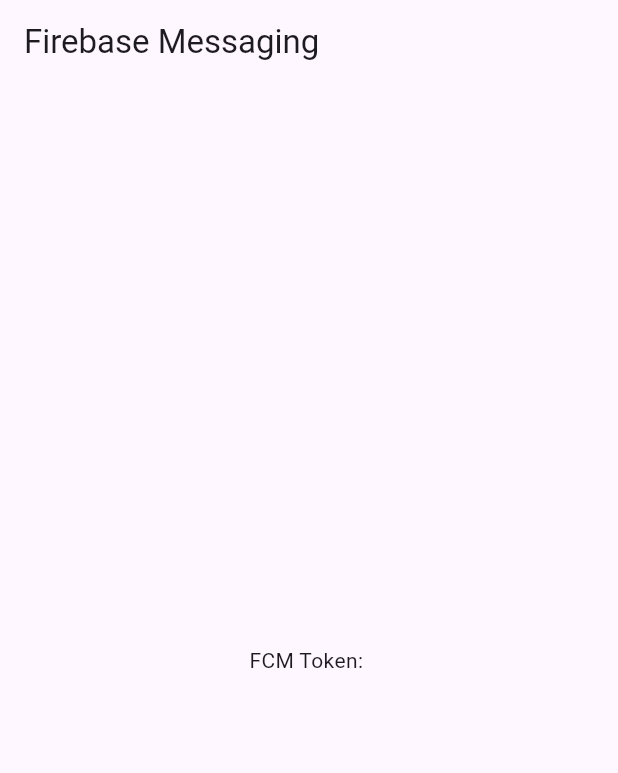
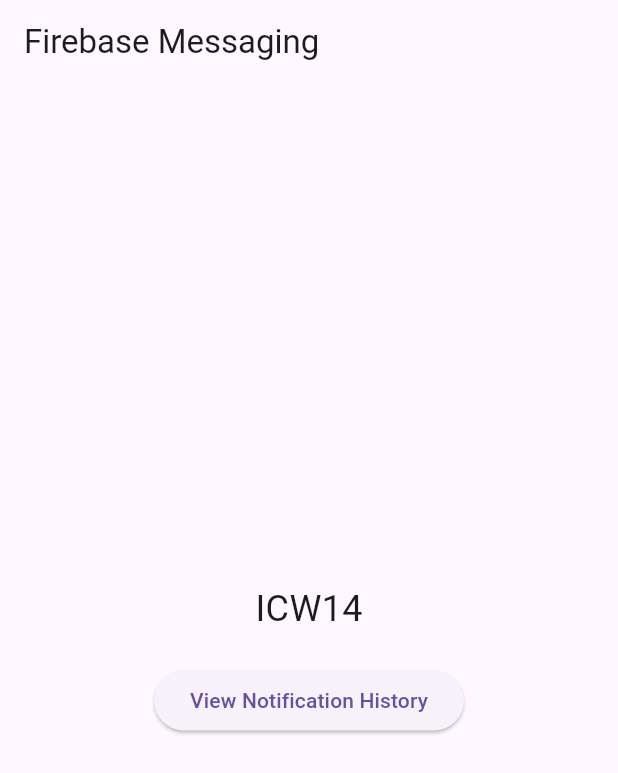
Before and after one commit to grawlings1/icw14, a Flutter app: the screen it shows after launch, on a phone screen of 412 x 824 dp. Shown: the top 773 px of the screen. Run offline on Flutter 3.47's test engine with Material 3 defaults, Android fonts, the phone set to English and light mode, and no system bars; our stand-ins replace firebase_core, firebase_messaging; accounts and stored records are empty; generated files the repository leaves out were written again.

Commit message:
notifictaion history

```diff
--- a/lib/main.dart
+++ b/lib/main.dart
@@ -1,6 +1,7 @@
 import 'package:firebase_core/firebase_core.dart';
 import 'package:firebase_messaging/firebase_messaging.dart';
 import 'package:flutter/material.dart';
+import 'package:flutter/services.dart';
 import 'firebase_options.dart';
 
 Future<void> _messageHandler(RemoteMessage message) async {
@@ -19,6 +20,9 @@
   Widget build(BuildContext context) {
     return MaterialApp(
       title: 'Firebase Messaging',
+      routes: {
+        '/detail': (context) => DetailPage(),
+      },
       home: MyHomePage(),
     );
   }
@@ -31,6 +35,7 @@
 
 class _MyHomePageState extends State<MyHomePage> {
   String? _token = "";
+  List<Map<String, String>> _history = [];
 
   @override
   void initState() {
@@ -39,13 +44,25 @@
       setState(() {
         _token = value;
       });
-      print("FCM Token: $_token");
+      print(_token);
     });
     FirebaseMessaging.onMessage.listen((RemoteMessage message) {
+      String type = message.data['type'] ?? 'regular';
+      if (type == 'important') {
+        HapticFeedback.vibrate();
+      }
+      setState(() {
+        _history.add({
+          'title': message.notification?.title ?? "",
+          'body': message.notification?.body ?? ""
+        });
+      });
       showDialog(
         context: context,
         builder: (context) => AlertDialog(
-          title: Text(message.notification?.title ?? ""),
+          title: Text(type == 'important'
+              ? "Important Notification"
+              : message.notification?.title ?? ""),
           content: Text(message.notification?.body ?? ""),
           actions: [
             TextButton(
@@ -59,8 +76,20 @@
       );
     });
     FirebaseMessaging.onMessageOpenedApp.listen((RemoteMessage message) {
-      print("Message clicked!");
+      String? link = message.data['link'];
+      if (link != null) {
+        Navigator.pushNamed(context, '/detail', arguments: link);
+      }
     });
+  }
+
+  void _openHistory() {
+    Navigator.push(
+      context,
+      MaterialPageRoute(
+        builder: (context) => NotificationHistoryPage(history: _history),
+      ),
+    );
   }
 
   @override
@@ -69,7 +98,57 @@
       appBar: AppBar(
         title: Text('Firebase Messaging'),
       ),
-      body: Center(child: Text("FCM Token: $_token")),
+      body: Center(
+        child: Column(
+          mainAxisAlignment: MainAxisAlignment.center,
+          children: [
+            Text("ICW14", style: TextStyle(fontSize: 24)),
+            SizedBox(height: 20),
+            ElevatedButton(
+              onPressed: _openHistory,
+              child: Text("View Notification History"),
+            ),
+          ],
+        ),
+      ),
     );
   }
 }
+
+class NotificationHistoryPage extends StatelessWidget {
+  final List<Map<String, String>> history;
+  NotificationHistoryPage({required this.history});
+
+  @override
+  Widget build(BuildContext context) {
+    return Scaffold(
+      appBar: AppBar(
+        title: Text("Notification History"),
+      ),
+      body: history.isEmpty
+          ? Center(child: Text("No notifications received."))
+          : ListView.builder(
+              itemCount: history.length,
+              itemBuilder: (context, index) {
+                return ListTile(
+                  title: Text(history[index]['title']!),
+                  subtitle: Text(history[index]['body']!),
+                );
+              },
+            ),
+    );
+  }
+}
+
+class DetailPage extends StatelessWidget {
+  @override
+  Widget build(BuildContext context) {
+    final String link = ModalRoute.of(context)!.settings.arguments as String;
+    return Scaffold(
+      appBar: AppBar(
+        title: Text('Detail'),
+      ),
+      body: Center(child: Text("Deep Link: $link")),
+    );
+  }
+}
```
